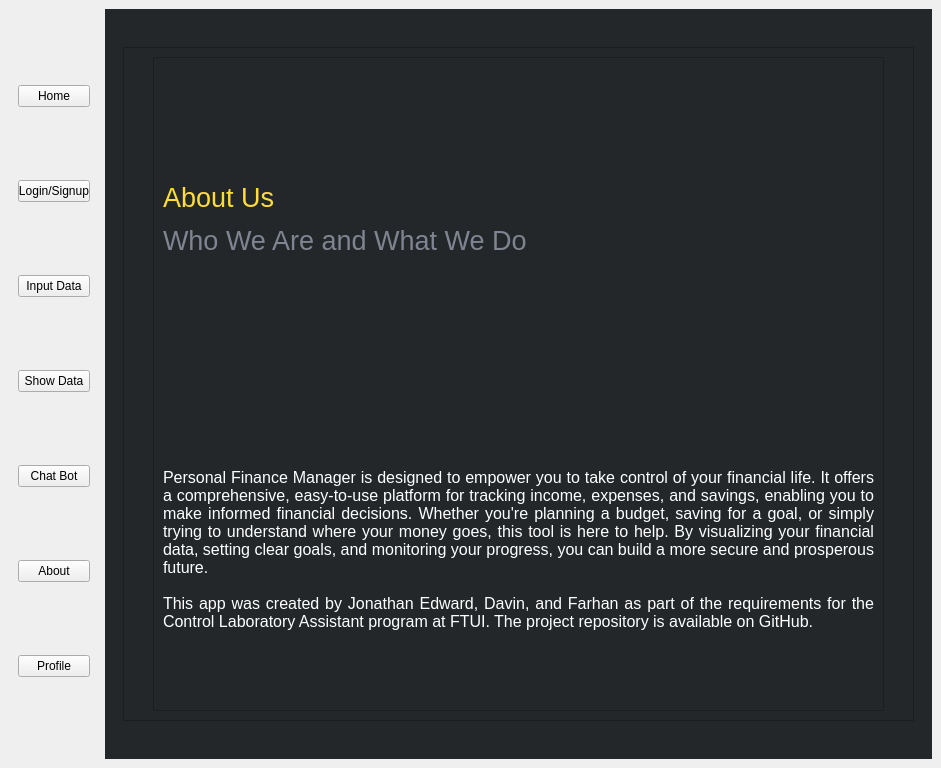
AtlasCJr/pfm, file UI/Master.ui: the form before one commit.
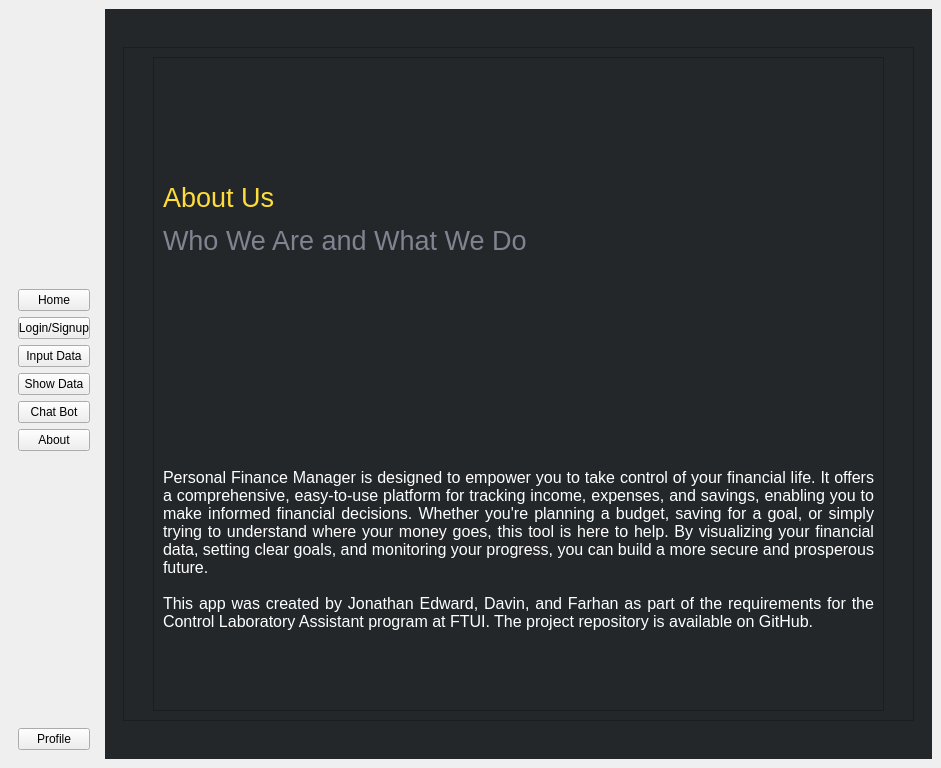
The form after the commit. Icons and pictures are not drawn.

Commit message: Recommit: added 'about' page

Diff of the .ui file:
```diff
--- a/UI/Master.ui
+++ b/UI/Master.ui
@@ -1346,6 +1346,19 @@
        </size>
       </property>
       <layout class="QVBoxLayout" name="verticalLayout">
+       <item>
+        <spacer name="verticalSpacer_5">
+         <property name="orientation">
+          <enum>Qt::Vertical</enum>
+         </property>
+         <property name="sizeHint" stdset="0">
+          <size>
+           <width>20</width>
+           <height>40</height>
+          </size>
+         </property>
+        </spacer>
+       </item>
        <item>
         <widget class="QPushButton" name="homeButton">
          <property name="styleSheet">
@@ -1391,6 +1404,19 @@
          </property>
         </widget>
        </item>
+       <item>
+        <spacer name="verticalSpacer_4">
+         <property name="orientation">
+          <enum>Qt::Vertical</enum>
+         </property>
+         <property name="sizeHint" stdset="0">
+          <size>
+           <width>20</width>
+           <height>40</height>
+          </size>
+         </property>
+        </spacer>
+       </item>
        <item>
         <widget class="QPushButton" name="profileButton">
          <property name="text">
```
The commit also changes 1 other file.
